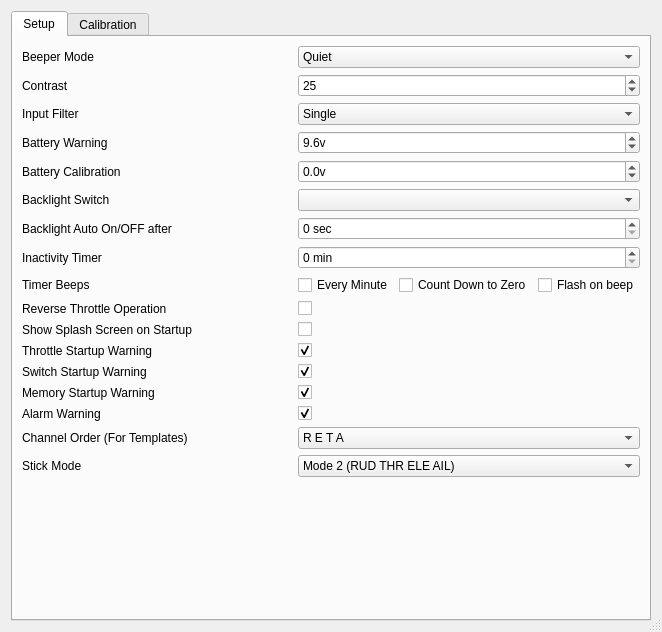
Old version of the form src/generaledit.ui in the repository xhorizont/eepe.
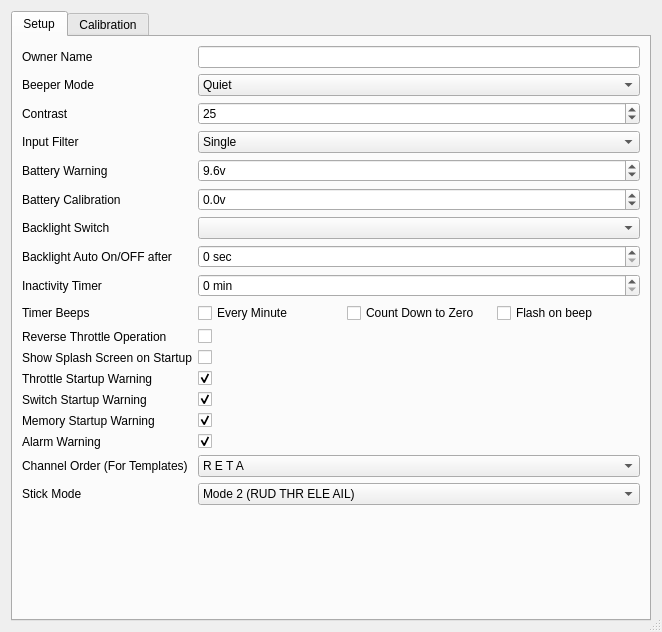
New version of the form. Icons and pictures are not drawn.

What changed in the file:
```diff
--- a/src/generaledit.ui
+++ b/src/generaledit.ui
@@ -35,7 +35,7 @@
        <string>Setup</string>
       </attribute>
       <layout class="QGridLayout" name="gridLayout_3">
-       <item row="1" column="0">
+       <item row="2" column="0">
         <widget class="QLabel" name="label">
          <property name="toolTip">
           <string extracomment="Screen Contrast [20-45]"/>
@@ -45,7 +45,7 @@
          </property>
         </widget>
        </item>
-       <item row="1" column="2">
+       <item row="2" column="2">
         <widget class="QSpinBox" name="contrastSB">
          <property name="toolTip">
           <string/>
@@ -72,7 +72,7 @@
          </property>
         </widget>
        </item>
-       <item row="3" column="0">
+       <item row="4" column="0">
         <widget class="QLabel" name="label_2">
          <property name="toolTip">
           <string extracomment="Low Battery Voltage warning [5v-10v]"/>
@@ -82,7 +82,7 @@
          </property>
         </widget>
        </item>
-       <item row="3" column="2">
+       <item row="4" column="2">
         <widget class="QDoubleSpinBox" name="battwarningDSB">
          <property name="toolTip">
           <string/>
@@ -106,10 +106,10 @@
           <number>1</number>
          </property>
          <property name="minimum">
-          <double>5.000000000000000</double>
+          <double>4.000000000000000</double>
          </property>
          <property name="maximum">
-          <double>10.000000000000000</double>
+          <double>12.000000000000000</double>
          </property>
          <property name="singleStep">
           <double>0.100000000000000</double>
@@ -119,14 +119,14 @@
          </property>
         </widget>
        </item>
-       <item row="4" column="0">
+       <item row="5" column="0">
         <widget class="QLabel" name="label_3">
          <property name="text">
           <string>Battery Calibration</string>
          </property>
         </widget>
        </item>
-       <item row="4" column="2">
+       <item row="5" column="2">
         <widget class="QDoubleSpinBox" name="battcalibDSB">
          <property name="toolTip">
           <string/>
@@ -158,14 +158,14 @@
          </property>
         </widget>
        </item>
-       <item row="5" column="0">
+       <item row="6" column="0">
         <widget class="QLabel" name="label_4">
          <property name="text">
           <string>Backlight Switch</string>
          </property>
         </widget>
        </item>
-       <item row="5" column="2">
+       <item row="6" column="2">
         <widget class="QComboBox" name="backlightswCB">
          <property name="toolTip">
           <string/>
@@ -183,14 +183,14 @@
          </property>
         </widget>
        </item>
-       <item row="6" column="0">
+       <item row="7" column="0">
         <widget class="QLabel" name="label_5">
          <property name="text">
           <string>Backlight Auto On/OFF after</string>
          </property>
         </widget>
        </item>
-       <item row="6" column="2">
+       <item row="7" column="2">
         <widget class="QSpinBox" name="backlightautoSB">
          <property name="toolTip">
           <string/>
@@ -212,14 +212,14 @@
          </property>
         </widget>
        </item>
-       <item row="7" column="0">
+       <item row="8" column="0">
         <widget class="QLabel" name="label_6">
          <property name="text">
           <string>Inactivity Timer</string>
          </property>
         </widget>
        </item>
-       <item row="7" column="2">
+       <item row="8" column="2">
         <widget class="QSpinBox" name="inactimerSB">
          <property name="toolTip">
           <string/>
@@ -238,14 +238,14 @@
          </property>
         </widget>
        </item>
-       <item row="9" column="0">
+       <item row="10" column="0">
         <widget class="QLabel" name="label_28">
          <property name="text">
           <string>Timer Beeps</string>
          </property>
         </widget>
        </item>
-       <item row="9" column="2">
+       <item row="10" column="2">
         <layout class="QHBoxLayout" name="horizontalLayout">
          <item>
           <widget class="QCheckBox" name="beepMinuteChkB">
@@ -287,14 +287,14 @@
          </item>
         </layout>
        </item>
-       <item row="10" column="0">
+       <item row="11" column="0">
         <widget class="QLabel" name="label_7">
          <property name="text">
           <string>Reverse Throttle Operation</string>
          </property>
         </widget>
        </item>
-       <item row="10" column="2">
+       <item row="11" column="2">
         <widget class="QCheckBox" name="thrrevChkB">
          <property name="whatsThis">
           <string>Reverse throttle operation.
@@ -307,14 +307,14 @@
          </property>
         </widget>
        </item>
-       <item row="11" column="0">
+       <item row="12" column="0">
         <widget class="QLabel" name="label_29">
          <property name="text">
           <string>Show Splash Screen on Startup</string>
          </property>
         </widget>
        </item>
-       <item row="11" column="2">
+       <item row="12" column="2">
         <widget class="QCheckBox" name="splashScreenChkB">
          <property name="toolTip">
           <string>Show splash screen on startup</string>
@@ -327,14 +327,14 @@
          </property>
         </widget>
        </item>
-       <item row="12" column="0">
+       <item row="13" column="0">
         <widget class="QLabel" name="label_9">
          <property name="text">
           <string>Throttle Startup Warning</string>
          </property>
         </widget>
        </item>
-       <item row="12" column="2">
+       <item row="13" column="2">
         <widget class="QCheckBox" name="thrwarnChkB">
          <property name="whatsThis">
           <string>&lt;!DOCTYPE HTML PUBLIC &quot;-//W3C//DTD HTML 4.0//EN&quot; &quot;http://www.w3.org/TR/REC-html40/strict.dtd&quot;&gt;
@@ -360,14 +360,14 @@
          </property>
         </widget>
        </item>
-       <item row="13" column="0">
+       <item row="14" column="0">
         <widget class="QLabel" name="label_10">
          <property name="text">
           <string>Switch Startup Warning</string>
          </property>
         </widget>
        </item>
-       <item row="13" column="2">
+       <item row="14" column="2">
         <widget class="QCheckBox" name="switchwarnChkB">
          <property name="whatsThis">
           <string>&lt;!DOCTYPE HTML PUBLIC &quot;-//W3C//DTD HTML 4.0//EN&quot; &quot;http://www.w3.org/TR/REC-html40/strict.dtd&quot;&gt;
@@ -390,14 +390,14 @@
          </property>
         </widget>
        </item>
-       <item row="14" column="0">
+       <item row="15" column="0">
         <widget class="QLabel" name="label_11">
          <property name="text">
           <string>Memory Startup Warning</string>
          </property>
         </widget>
        </item>
-       <item row="14" column="2">
+       <item row="15" column="2">
         <widget class="QCheckBox" name="memwarnChkB">
          <property name="whatsThis">
           <string>&lt;!DOCTYPE HTML PUBLIC &quot;-//W3C//DTD HTML 4.0//EN&quot; &quot;http://www.w3.org/TR/REC-html40/strict.dtd&quot;&gt;
@@ -420,14 +420,14 @@
          </property>
         </widget>
        </item>
-       <item row="15" column="0">
+       <item row="16" column="0">
         <widget class="QLabel" name="label_27">
          <property name="text">
           <string>Alarm Warning</string>
          </property>
         </widget>
        </item>
-       <item row="15" column="2">
+       <item row="16" column="2">
         <widget class="QCheckBox" name="alarmwarnChkB">
          <property name="whatsThis">
           <string>&lt;!DOCTYPE HTML PUBLIC &quot;-//W3C//DTD HTML 4.0//EN&quot; &quot;http://www.w3.org/TR/REC-html40/strict.dtd&quot;&gt;
@@ -450,14 +450,14 @@
          </property>
         </widget>
        </item>
-       <item row="17" column="0">
+       <item row="18" column="0">
         <widget class="QLabel" name="label_13">
          <property name="text">
           <string>Channel Order (For Templates)</string>
          </property>
         </widget>
        </item>
-       <item row="17" column="2">
+       <item row="18" column="2">
         <widget class="QComboBox" name="channelorderCB">
          <property name="toolTip">
           <string/>
@@ -595,14 +595,14 @@
          </item>
         </widget>
        </item>
-       <item row="18" column="0">
+       <item row="19" column="0">
         <widget class="QLabel" name="label_14">
          <property name="text">
           <string>Stick Mode</string>
          </property>
         </widget>
        </item>
-       <item row="18" column="2">
+       <item row="19" column="2">
         <widget class="QComboBox" name="stickmodeCB">
          <property name="toolTip">
           <string/>
@@ -656,7 +656,7 @@
          </item>
         </widget>
        </item>
-       <item row="19" column="2">
+       <item row="20" column="2">
         <spacer name="verticalSpacer_2">
          <property name="orientation">
           <enum>Qt::Vertical</enum>
@@ -669,14 +669,14 @@
          </property>
         </spacer>
        </item>
-       <item row="0" column="0">
+       <item row="1" column="0">
         <widget class="QLabel" name="label_12">
          <property name="text">
           <string>Beeper Mode</string>
          </property>
         </widget>
        </item>
-       <item row="0" column="2">
+       <item row="1" column="2">
         <widget class="QComboBox" name="beeperCB">
          <property name="toolTip">
           <string/>
@@ -720,14 +720,14 @@
          </item>
         </widget>
        </item>
-       <item row="2" column="0">
+       <item row="3" column="0">
         <widget class="QLabel" name="label_8">
          <property name="text">
           <string>Input Filter</string>
          </property>
         </widget>
        </item>
-       <item row="2" column="2">
+       <item row="3" column="2">
         <widget class="QComboBox" name="inputfilterCB">
          <item>
           <property name="text">
@@ -746,6 +746,23 @@
          </item>
         </widget>
        </item>
+       <item row="0" column="0">
+        <widget class="QLabel" name="label_31">
+         <property name="toolTip">
+          <string extracomment="Screen Contrast [20-45]"/>
+         </property>
+         <property name="text">
+          <string>Owner Name</string>
+         </property>
+        </widget>
+       </item>
+       <item row="0" column="2">
+        <widget class="QLineEdit" name="ownerNameLE">
+         <property name="maxLength">
+          <number>10</number>
+         </property>
+        </widget>
+       </item>
       </layout>
      </widget>
      <widget class="QWidget" name="tabCalibration">
```
